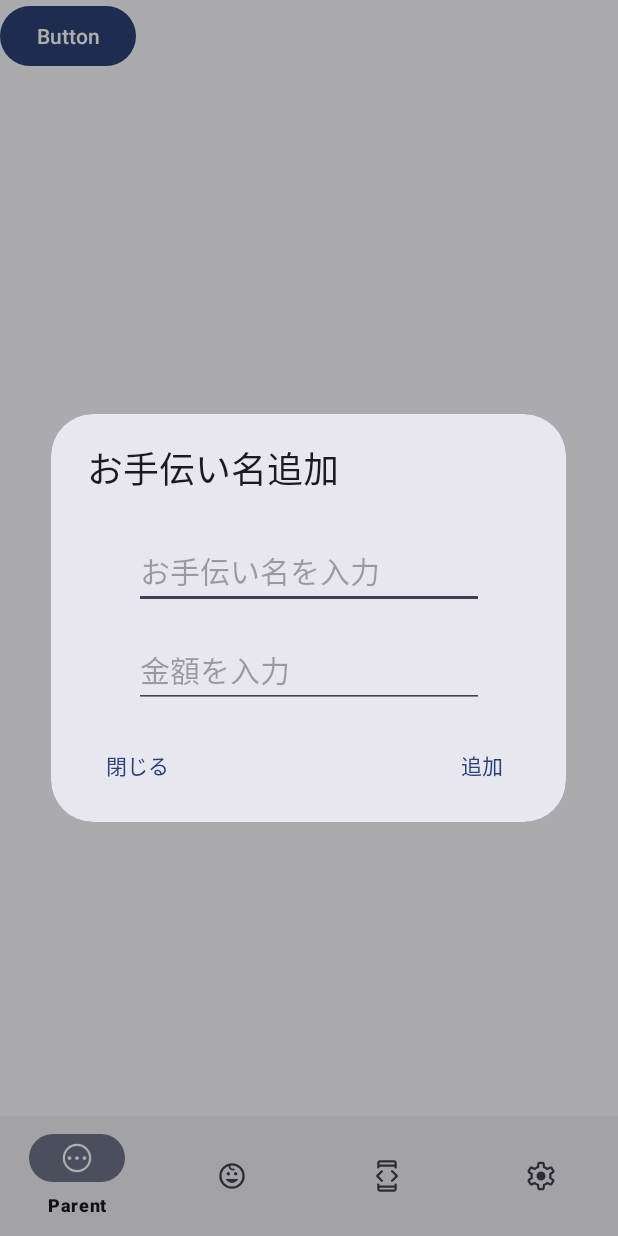
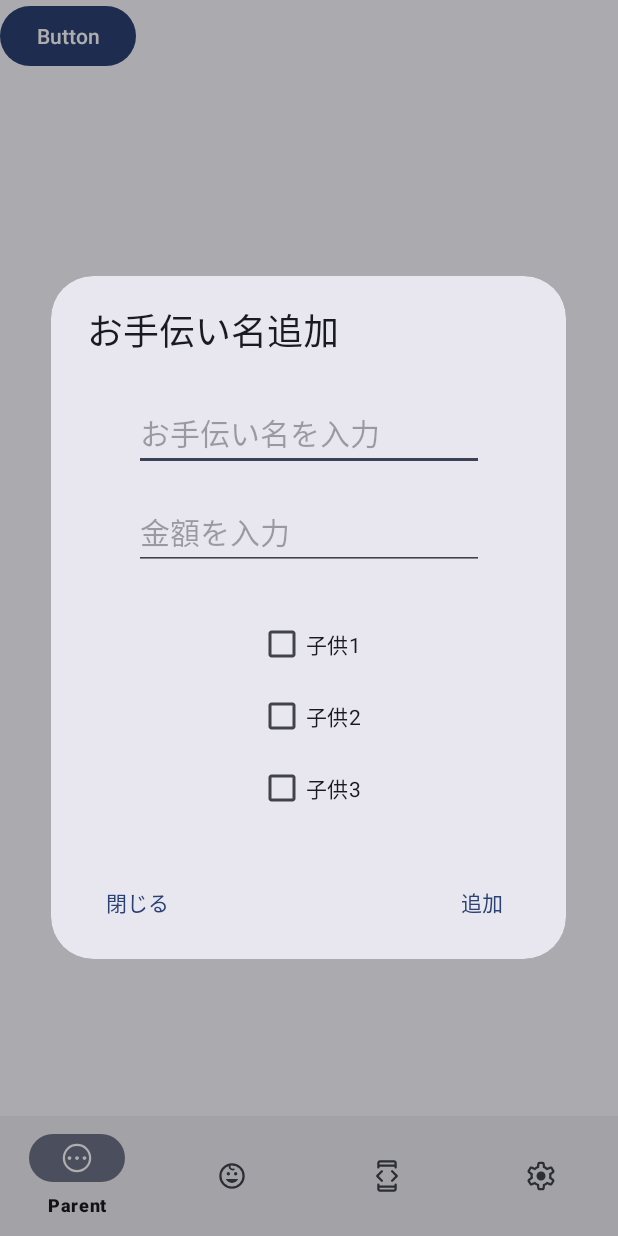
Before and after one commit to r-ca/kidshift-android-mirror, an Android app: the ParentMainFragment screen opened through its navigation route, after a tap on "Button", on a phone screen of 412 x 824 dp. Run offline under Robolectric (Android 15) with nearby library versions, the phone set to English and light mode, and no system bars; our stand-ins replace Dagger/Hilt's generated code, navigation-ui; libraries missing offline, so code that uses them is left out: com.github.javafaker; 2 statements that could not run were skipped.

```diff
--- /dev/null
+++ b/feature/parent/src/main/java/one/nem/kidshift/feature/parent/ChildListAdapter.java
@@ -0,0 +1,49 @@
+package one.nem.kidshift.feature.parent;
+
+import android.view.LayoutInflater;
+import android.view.View;
+import android.view.ViewGroup;
+import android.widget.CheckBox;
+
+import androidx.annotation.NonNull;
+import androidx.recyclerview.widget.RecyclerView;
+
+import com.google.android.material.chip.Chip;
+
+import java.util.List;
+
+import one.nem.kidshift.model.ChildModel;
+import one.nem.kidshift.model.tasks.TaskItemModel;
+
+public class ChildListAdapter extends RecyclerView.Adapter<ChildListAdapter.MainViewHolder> {
+
+    private final List<ChildModel> childDataList;
+
+    ChildListAdapter(List<ChildModel> childDataList) {
+        this.childDataList = childDataList;
+    }
+
+    static class MainViewHolder extends RecyclerView.ViewHolder {
+        CheckBox childname;
+
+        MainViewHolder(@NonNull View itemView) {
+            super(itemView);
+            childname = itemView.findViewById(R.id.childname);
+        }
+    }
+
+    @NonNull
+    @Override
+    public MainViewHolder onCreateViewHolder(@NonNull ViewGroup parent, int viewType){
+        View view = LayoutInflater.from(parent.getContext()).inflate(R.layout.select_child_list,parent,false);
+        return new MainViewHolder(view);
+    }
+
+    public void onBindViewHolder(@NonNull MainViewHolder holder,int position){
+        ChildModel childData = this.childDataList.get(position);
+        holder.childname.setText(childData.getDisplayName());
+    }
+
+    @Override
+    public int getItemCount(){ return childDataList.size();}
+}
--- a/feature/parent/src/main/java/one/nem/kidshift/feature/parent/ParentAdapter.java
+++ b/feature/parent/src/main/java/one/nem/kidshift/feature/parent/ParentAdapter.java
@@ -10,6 +10,7 @@ import androidx.recyclerview.widget.RecyclerView;
 
 import java.util.List;
 
+import one.nem.kidshift.model.ChildModel;
 import one.nem.kidshift.model.tasks.TaskItemModel;
 
 public class ParentAdapter extends RecyclerView.Adapter<ParentAdapter.MainViewHolder> {
@@ -17,6 +18,8 @@ public class ParentAdapter extends RecyclerView.Adapter<ParentAdapter.MainViewHo
     private final List<TaskItemModel> taskDataList;
 
     ParentAdapter(List<TaskItemModel> taskDataList) { this.taskDataList = taskDataList; }
+
+
 
     static class MainViewHolder extends RecyclerView.ViewHolder{
         TextView taskTitle;
--- a/feature/parent/src/main/java/one/nem/kidshift/feature/parent/ParentMainFragment.java
+++ b/feature/parent/src/main/java/one/nem/kidshift/feature/parent/ParentMainFragment.java
@@ -18,7 +18,9 @@ import java.util.List;
 import javax.inject.Inject;
 
 import dagger.hilt.android.AndroidEntryPoint;
+import one.nem.kidshift.data.ChildData;
 import one.nem.kidshift.data.TaskData;
+import one.nem.kidshift.model.ChildModel;
 import one.nem.kidshift.model.tasks.TaskItemModel;
 import one.nem.kidshift.utils.KSLogger;
 
@@ -29,6 +31,8 @@ public class ParentMainFragment extends Fragment {
     KSLogger ksLogger;
     @Inject
     TaskData taskData;
+    @Inject
+    ChildData childData;
 
     public ParentMainFragment() {
         // Required empty public constructor
@@ -53,9 +57,24 @@ public class ParentMainFragment extends Fragment {
         RecyclerView.Adapter mainAdapter = new ParentAdapter(task);
         recyclerView.setAdapter(mainAdapter);
 
+
+
         //お手伝い追加ダイアログ
         LayoutInflater inflater1 = requireActivity().getLayoutInflater();
         View view1 = inflater1.inflate(R.layout.add_task_list_dialog,null);
+
+        //子供選択表示
+        RecyclerView recyclerView1 = view1.findViewById(R.id.taskchild);
+
+        recyclerView1.setHasFixedSize(true);
+
+        RecyclerView.LayoutManager layoutManager1 = new LinearLayoutManager(getContext());
+        recyclerView1.setLayoutManager(layoutManager1);
+
+        List<ChildModel> child = childData.getChildList();
+
+        RecyclerView.Adapter mainAdapter1 = new ChildListAdapter(child);
+        recyclerView1.setAdapter(mainAdapter1);
 
         MaterialAlertDialogBuilder builder = new MaterialAlertDialogBuilder(getContext());
         builder.setTitle("お手伝い名追加")
--- a/feature/parent/src/main/res/layout/add_task_list_dialog.xml
+++ b/feature/parent/src/main/res/layout/add_task_list_dialog.xml
@@ -24,11 +24,20 @@
         android:layout_height="wrap_content"
         android:layout_marginTop="15dp"
         android:ems="10"
+        android:hint="金額を入力"
         android:inputType="number"
-        android:hint="金額を入力"
         android:textSize="20dp"
         app:layout_constraintEnd_toEndOf="parent"
         app:layout_constraintStart_toStartOf="parent"
         app:layout_constraintTop_toBottomOf="@+id/taskname" />
 
+    <androidx.recyclerview.widget.RecyclerView
+        android:id="@+id/taskchild"
+        android:layout_width="232dp"
+        android:layout_height="158dp"
+        android:layout_marginTop="25dp"
+        app:layout_constraintEnd_toEndOf="parent"
+        app:layout_constraintStart_toStartOf="parent"
+        app:layout_constraintTop_toBottomOf="@+id/taskmoney" />
+
 </androidx.constraintlayout.widget.ConstraintLayout>
--- /dev/null
+++ b/feature/parent/src/main/res/layout/select_child_list.xml
@@ -0,0 +1,17 @@
+<?xml version="1.0" encoding="utf-8"?>
+<androidx.constraintlayout.widget.ConstraintLayout xmlns:android="http://schemas.android.com/apk/res/android"
+    xmlns:app="http://schemas.android.com/apk/res-auto"
+    xmlns:tools="http://schemas.android.com/tools"
+    android:layout_width="match_parent"
+    android:layout_height="wrap_content">
+
+
+    <CheckBox
+        android:id="@+id/childname"
+        android:layout_width="wrap_content"
+        android:layout_height="wrap_content"
+        android:text="CheckBox"
+        app:layout_constraintEnd_toEndOf="parent"
+        app:layout_constraintStart_toStartOf="parent"
+        app:layout_constraintTop_toTopOf="parent" />
+</androidx.constraintlayout.widget.ConstraintLayout>
--- a/feature/setting/build.gradle
+++ b/feature/setting/build.gradle
@@ -32,6 +32,7 @@ dependencies {
     implementation libs.material
     implementation libs.navigation.fragment
     implementation libs.navigation.ui
+    implementation libs.swiperefreshlayout
     testImplementation libs.junit
     androidTestImplementation libs.ext.junit
     androidTestImplementation libs.espresso.core
--- a/gradle/libs.versions.toml
+++ b/gradle/libs.versions.toml
@@ -9,6 +9,7 @@ material = "1.12.0"
 activity = "1.9.0"
 constraintlayout = "2.1.4"
 nav = "2.7.7"
+swiperefreshlayout = "1.1.0"
 
 [libraries]
 gson = { module = "com.google.code.gson:gson", version.ref = "gson" }
@@ -26,6 +27,7 @@ com-google-dagger-hilt-compiler = { group="com.google.dagger", name="hilt-compil
 navigation-fragment = { group="androidx.navigation", name="navigation-fragment", version.ref="nav"}
 navigation-ui = { group="androidx.navigation", name="navigation-ui", version.ref="nav"}
 navigation-dynamic-features-fragment = { group="androidx.navigation", name="navigation-dynamic-features-fragment", version.ref="nav"}
+swiperefreshlayout = { group = "androidx.swiperefreshlayout", name = "swiperefreshlayout", version.ref = "swiperefreshlayout" }
 
 [plugins]
 androidApplication = { id = "com.android.application", version.ref = "agp" }
```
Also changed, not shown: feature/setting/src/main/java/one/nem/kidshift/feature/setting/SettingMainFragment.java (+31 -1 lines), feature/setting/src/main/res/layout/fragment_setting_main.xml (+16 -2 lines).
